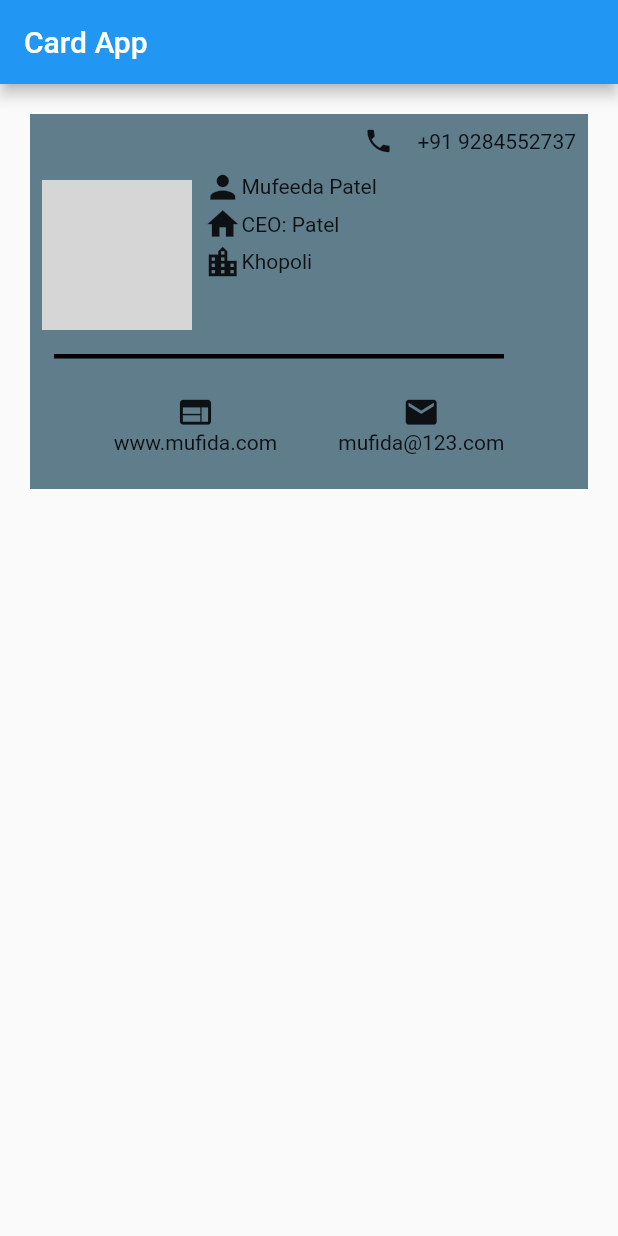
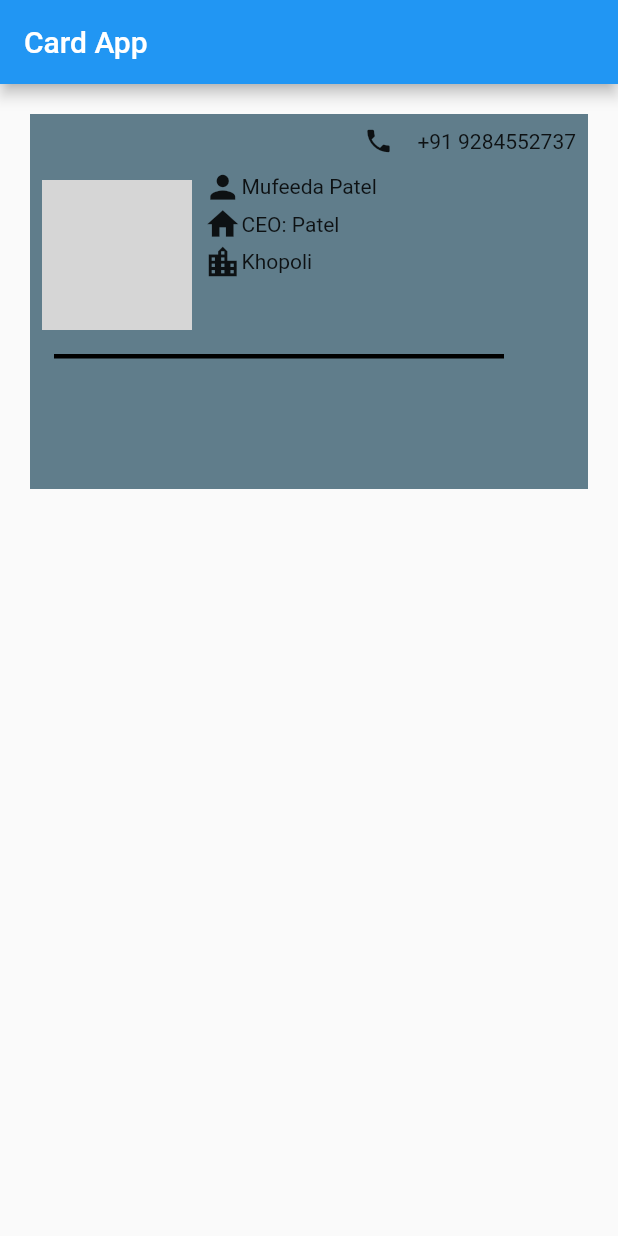
Before and after one commit to mufida1018/Card_App, a Flutter app: the screen it shows after launch, on a phone screen of 412 x 824 dp. Run offline on Flutter 3.47's test engine with Material 2 defaults, Android fonts, the phone set to English and light mode, and no system bars; grey boxes are pictures that could not be loaded.

Commit message:
Row deleted

```diff
--- a/lib/home_screen.dart
+++ b/lib/home_screen.dart
@@ -85,27 +85,27 @@ class HomeScreen extends StatelessWidget {
                         ],
                     ),
                       ),
-                    Padding(
-                      padding: const EdgeInsets.all(15.0),
-                      child: Row(
-                        mainAxisAlignment: MainAxisAlignment.spaceEvenly,
-                        children: [
-                          Column(
-                            mainAxisAlignment: MainAxisAlignment.center,
-                            children: [
-                              Icon(Icons.web,size: 25,),
-                              Text("www.mufida.com"),
-                            ],
-                          ),
-                          Column(
-                            children: [
-                              Icon(Icons.mail,size: 25,),
-                              Text("mufida@123.com"),
-                            ],
-                          ),
-                        ],
-                      ),
-                    ),
+                    // Padding(
+                    //   padding: const EdgeInsets.all(15.0),
+                    //   child: Row(
+                    //     mainAxisAlignment: MainAxisAlignment.spaceEvenly,
+                    //     children: [
+                    //       Column(
+                    //         mainAxisAlignment: MainAxisAlignment.center,
+                    //         children: [
+                    //           Icon(Icons.web,size: 25,),
+                    //           Text("www.mufida.com"),
+                    //         ],
+                    //       ),
+                    //       Column(
+                    //         children: [
+                    //           Icon(Icons.mail,size: 25,),
+                    //           Text("mufida@123.com"),
+                    //         ],
+                    //       ),
+                    //     ],
+                    //   ),
+                    // ),
                   ],
                 ),
               ),
```
